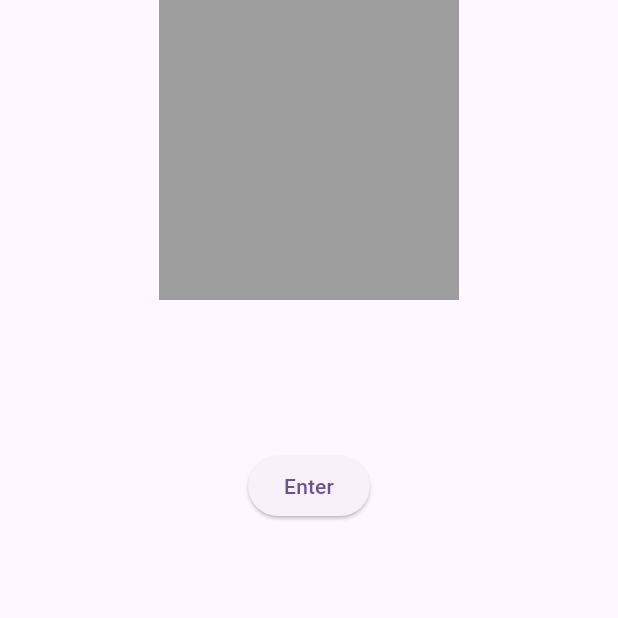
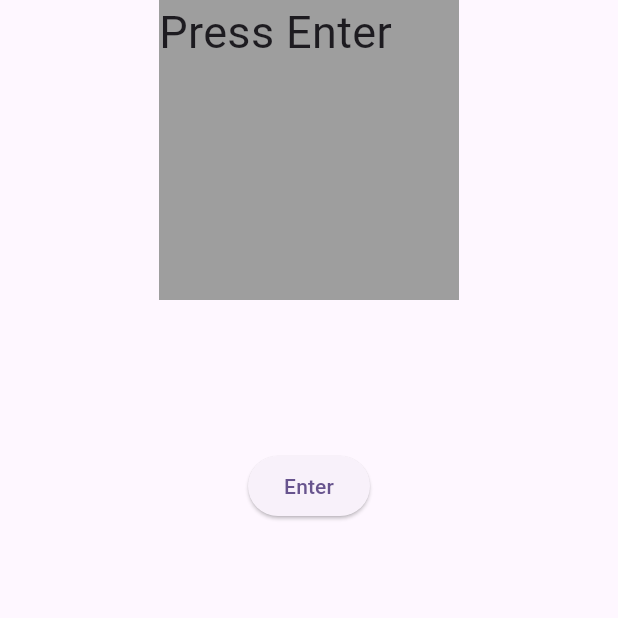
Before and after one commit to Rijan77/flutter_lab, a Flutter app: the LearnBuilder screen opened directly, on a phone screen of 412 x 824 dp, the top half of it. Run offline on Flutter 3.47's test engine with Material 3 defaults, Android fonts, the phone set to English and light mode, and no system bars; our stand-ins replace flutter_riverpod.

Commit message:
Complete: Stream Builder

```diff
--- a/lib/main.dart
+++ b/lib/main.dart
@@ -1,8 +1,7 @@
 import 'package:flutter/material.dart';
 import 'package:flutter_riverpod/flutter_riverpod.dart';
-import 'package:riverpod_state/home_screen.dart';
 
-import 'interview_ego.dart';
+import 'practice/interview_ego.dart';
 
 
 void main() {
@@ -25,7 +24,7 @@ class MyApp extends StatelessWidget {
           colorScheme: ColorScheme.fromSeed(seedColor: Colors.deepPurple),
           useMaterial3: true,
         ),
-        home:  InterviewEgo(),
+        home:  const InterviewEgo(),
       ),
     );
   }
--- a/lib/homepage.dart
+++ b/lib/practice/homepage.dart
@@ -1,6 +1,6 @@
 import 'package:flutter/material.dart';
 import 'package:flutter_riverpod/flutter_riverpod.dart';
-import 'package:riverpod_state/addTask.dart';
+import 'package:riverpod_state/practice/addTask.dart';
 import 'task_provider.dart';
 
 class Homepage extends ConsumerStatefulWidget {
--- a/lib/interview_ego.dart
+++ b/lib/practice/interview_ego.dart
@@ -22,7 +22,7 @@ class _InterviewEgoState extends State<InterviewEgo> {
       });
 
     }else{
-      ScaffoldMessenger.of(context).showSnackBar(SnackBar(content: Text("Reached into the end")));
+      ScaffoldMessenger.of(context).showSnackBar(const SnackBar(content: Text("Reached into the end")));
     }
 
   }
@@ -49,7 +49,7 @@ class _InterviewEgoState extends State<InterviewEgo> {
 
             Text(
               myList[currentIndex].toString(),
-              style: TextStyle(
+              style: const TextStyle(
                 fontWeight: FontWeight.bold,
                 fontSize: 20,
                 color: Colors.black
@@ -57,7 +57,7 @@ class _InterviewEgoState extends State<InterviewEgo> {
             ),
 
 
-            ElevatedButton(onPressed: enterList, child: Text("Enter"))
+            ElevatedButton(onPressed: enterList, child: const Text("Enter"))
           ],
         ),
       ),
--- /dev/null
+++ b/lib/practice/stream_builder.dart
@@ -0,0 +1,82 @@
+import 'dart:async';
+
+import 'package:flutter/material.dart';
+
+class LearnBuilder extends StatefulWidget {
+  const LearnBuilder({super.key});
+
+  @override
+  State<LearnBuilder> createState() => _LearnBuilderState();
+}
+
+class _LearnBuilderState extends State<LearnBuilder> {
+
+  final List <int> myList = [1, 5, 10, 15, 20, 25, 30];
+
+  final StreamController<int> _controller = StreamController();
+
+  int currentIndex = 0;
+
+  void showNextNum(){
+    if (currentIndex < myList.length){
+
+      _controller.sink.add(myList[currentIndex]);
+
+      currentIndex++;
+    }
+    else{
+      ScaffoldMessenger.of(context).showSnackBar(const SnackBar(content: Text("No More Number")));
+    }
+  }
+
+  @override
+  void dispose() {
+    _controller.close();
+    super.dispose();
+  }
+
+  @override
+  Widget build(BuildContext context) {
+    return Scaffold(
+      body: Center(
+        child: Column(
+          children: [
+            Container(
+              color: Colors.grey,
+              height: 200,
+              width: 200,
+              child:
+              // StreamBuilder<int>(
+              //   stream: _controller.stream,
+              //   builder: (context, snapshot) {
+              //     if (snapshot.hasData) {
+              //       return Text(
+              //         snapshot.data.toString(),
+              //         style: TextStyle(fontSize: 40, fontWeight: FontWeight.bold),
+              //       );
+              //     } else {
+              //       return Text("Press Enter", style: TextStyle(fontSize: 30));
+              //     }
+              //   },
+              // ),
+
+              StreamBuilder<int>(stream: _controller.stream,
+                  builder: (context, snapshot){
+                if(snapshot.hasData){
+                  return Text(snapshot.data.toString(),
+                  style: const TextStyle(fontSize: 40, fontWeight: FontWeight.bold),
+                  );
+                }else{
+                  return const Text("Press Enter", style: TextStyle(fontSize: 30),);
+                }
+                  })
+
+            ),
+            const SizedBox(height: 100,),
+            ElevatedButton(onPressed: showNextNum, child: const Text("Enter"))
+          ],
+        ),
+      ),
+    );
+  }
+}
--- a/lib/stream_builder.dart
+++ /dev/null
@@ -1,57 +0,0 @@
-import 'dart:async';
-
-import 'package:flutter/material.dart';
-
-class LearnBuilder extends StatefulWidget {
-  const LearnBuilder({super.key});
-
-  @override
-  State<LearnBuilder> createState() => _LearnBuilderState();
-}
-
-class _LearnBuilderState extends State<LearnBuilder> {
-
-  final List <int> myList = [1, 5, 10, 15, 20, 25, 30];
-
-  final StreamController<int> _controller = StreamController();
-
-  int currentIndex = 0;
-
-  void showNextNum(){
-    if (currentIndex < myList.length){
-
-      _controller.sink.add(myList[currentIndex]);
-
-      currentIndex++;
-    }
-    else{
-      ScaffoldMessenger.of(context).showSnackBar(SnackBar(content: Text("No More Number")));
-    }
-  }
-
-  @override
-  void dispose() {
-    _controller.close();
-    super.dispose();
-  }
-
-  @override
-  Widget build(BuildContext context) {
-    return Scaffold(
-      body: Center(
-        child: Column(
-          children: [
-            Container(
-              color: Colors.grey,
-              height: 200,
-              width: 200,
-
-            ),
-            SizedBox(height: 100,),
-            ElevatedButton(onPressed: showNextNum, child: Text("Enter"))
-          ],
-        ),
-      ),
-    );
-  }
-}
```
Also changed, not shown: lib/practice/addTask.dart (renamed from lib/addTask.dart), lib/practice/counter.dart (added), lib/practice/home_screen.dart (renamed from lib/home_screen.dart), lib/practice/task_provider.dart (renamed from lib/task_provider.dart).
